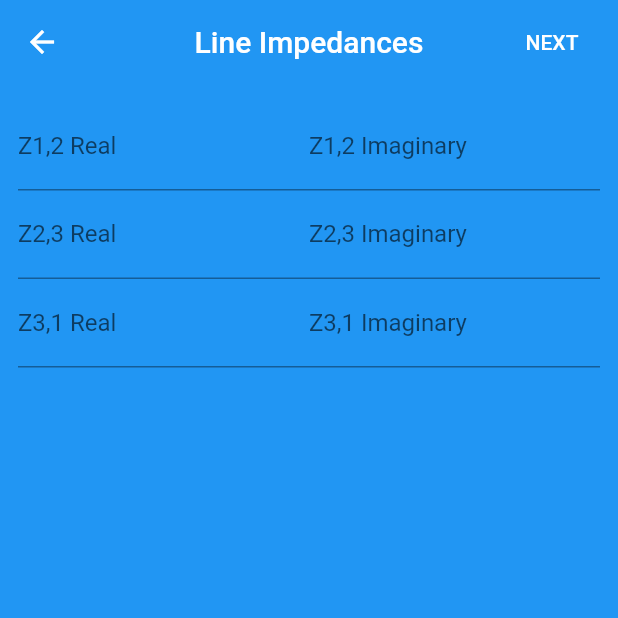
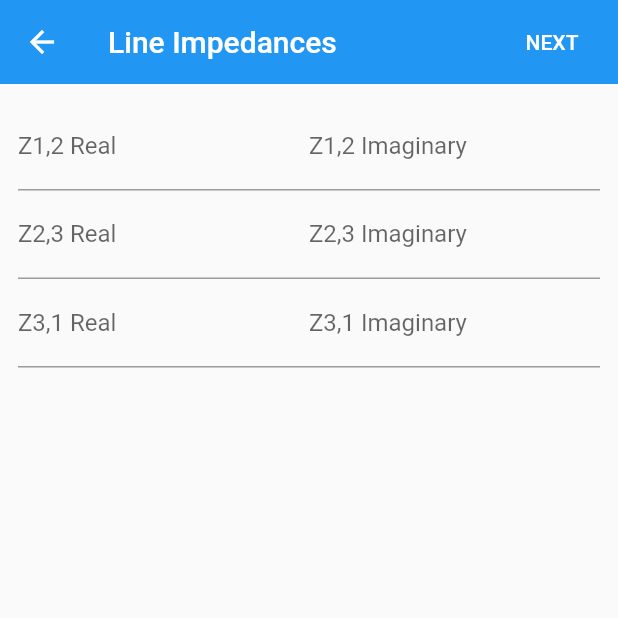
Before and after one commit to KoofNG/Loadflow, a Flutter app: the StepOne screen opened directly, after a tap on "NEXT", on a phone screen of 412 x 824 dp, the top half of it. Run offline on Flutter 3.47's test engine with Material 2 defaults, Android fonts, the phone set to English and light mode, and no system bars.

```diff
--- a/lib/home.dart
+++ b/lib/home.dart
@@ -31,7 +31,7 @@ class HomePage extends StatelessWidget {
               padding: EdgeInsets.all(10.0),
             ),
             Text(
-              "Click to Start",
+              "Click here to get Started",
               style: TextStyle(fontSize: 18.0),
             )
           ],
--- a/lib/step1.dart
+++ b/lib/step1.dart
@@ -4,36 +4,51 @@ import 'step2.dart';
 class StepOne extends StatefulWidget {
   _StepOneState createState() => new _StepOneState();
 }
-
+/* This page is for choosing nummber of buses */
 class _StepOneState extends State<StepOne> {
   double value = 3.0;
   Widget build(BuildContext context) {
     return new Scaffold(
-      appBar: AppBar(backgroundColor: Colors.blue, elevation: 0.0, actions: [
+      appBar: AppBar(
+        backgroundColor: Colors.blue,
+        elevation: 0.0,
+        title: Text(
+          'Number of Bus',
+          style: TextStyle(
+            color: Colors.white,
+          ),
+        ),
+        actions: [
           FlatButton(
               child: Text(
                 "NEXT",
                 style: TextStyle(color: Colors.white),
               ),
               onPressed: () {
-              Navigator.of(context).push(MaterialPageRoute(builder: (context) {
+                print(value);
+                Navigator.of(context).push(
+                  MaterialPageRoute(
+                    builder: (context) {
                       return new StepTwo(
                         busNo: value.floor(),
                       );
-              }));
+                    },
+                  ),
+                );
               })
-      ]),
+        ],
+      ),
       body: new Container(
-        color: Colors.blue,
+        /* color: Colors.blue, */
         child: new Center(
           child: new Column(
-            mainAxisAlignment: MainAxisAlignment.spaceAround,
+            mainAxisAlignment: MainAxisAlignment.center,
             children: [
               Text(
                 "NO OF BUSES",
                 style: TextStyle(
                     fontSize: 16.0,
-                    color: Colors.white,
+                    color: Colors.blue[400],
                     fontWeight: FontWeight.w700),
               ),
               Slider(
@@ -53,13 +68,15 @@ class _StepOneState extends State<StepOne> {
               Container(
                 height: 50.0,
                 width: 50.0,
+                margin: EdgeInsets.only(top: 20.0),
                 color: Colors.amberAccent,
                 child: Center(
                   child: Text(
                     value.floor().toString(),
                     style: TextStyle(fontSize: 24.0),
-                )),
-              )
+                  ),
+                ),
+              ),
             ],
           ),
         ),
--- a/lib/step2.dart
+++ b/lib/step2.dart
@@ -1,69 +1,82 @@
 import 'package:flutter/material.dart';
 import 'step3.dart';
 
-class StepTwo extends StatelessWidget {
+/* This page is for filling in the number of inbox */
+class StepTwo extends StatefulWidget {
+  final busNo;
+
   StepTwo({this.busNo});
-  final int busNo;
+
+  @override
+  _StepTwo createState() => _StepTwo();
+}
+
+class _StepTwo extends State<StepTwo> {
+  Map<String, TextEditingController> textControlRl = {};
+  Map<String, TextEditingController> textControlIm = {};
+
   Widget build(BuildContext context) {
     List<double> impedances = [];
     List<double> impedancesIm = [];
     List<String> impedanceNames = [];
-    for (int i = 1; i < busNo + 1; i++) {
-      if (i == busNo) {
+
+    for (int i = 1; i < widget.busNo + 1; i++) {
+      if (i == widget.busNo) {
         impedanceNames.add('Z' + i.toString() + ',' + (1).toString());
       } else
         impedanceNames.add('Z' + i.toString() + ',' + (i + 1).toString());
-      print(impedanceNames);
+      //print(impedanceNames);
+    }
+
+    for (int i = 1; i < widget.busNo + 1; i++) {
+      textControlRl['Z' + i.toString()] = TextEditingController();
+      textControlIm['Z' + i.toString()] = TextEditingController();
     }
 
     void valid() {
+      for (int i = 1; i < widget.busNo + 1; i++) {
+        double _rl = double.parse(textControlRl['Z' + i.toString()].text);
+        double _im = double.parse(textControlIm['Z' + i.toString()].text);
+        impedances.add(_rl);
+        impedancesIm.add(_im);
+      }
+
       Navigator.of(context).push(
         MaterialPageRoute(builder: (context) {
-            return new StepThree(
-              busNo: 4,
-              real: [2.1,0.5,1.1,3.3],
-              im: [0.1,0.4,0.5,2.0],
+          return StepThree(
+            busNo: widget.busNo,
+            real: impedances,
+            im: impedancesIm,
+            impedanceNames: impedanceNames,
           );
         }),
       );
-      // if (impedances.length == busNo && impedancesIm.length == busNo) {
-      //   print("Hello");
-      //   Navigator.of(context).push(
-      //     MaterialPageRoute(builder: (context) {
-      //       return new StepThree(
-      //         busNo: busNo,
-      //         real: impedances,
-      //         im: impedancesIm,
-      //       );
-      //     }),
-      //   );
-      // } else {
-      //   print(impedances.length);
-      //   print(impedancesIm.length);
-      // }
     }
 
     return Scaffold(
       appBar: AppBar(
         backgroundColor: Colors.blue,
         elevation: 0.0,
-        centerTitle: true,
-        title: Text("Line Impedances", style: TextStyle(color:Colors.white),),
+        //centerTitle: true,
+        title: Text(
+          "Line Impedances",
+          style: TextStyle(color: Colors.white),
+        ),
         actions: [
           FlatButton(
               child: Text(
                 "NEXT",
                 style: TextStyle(color: Colors.white),
               ),
-              onPressed: valid)
+              onPressed: valid),
         ],
       ),
       body: Container(
         padding: EdgeInsets.all(12.0),
-        color: Colors.blue,
+        //color: Colors.blue,
         child: new Center(
           child: new ListView.builder(
-          itemCount: busNo,
+            itemCount: widget.busNo,
             itemBuilder: (context, index) {
               return Container(
                 constraints: BoxConstraints(maxWidth: 250.0),
@@ -73,32 +86,26 @@ class StepTwo extends StatelessWidget {
                   children: [
                     Expanded(
                       child: TextField(
+                        controller: textControlRl['Z' + (index + 1).toString()],
                         keyboardType: TextInputType.numberWithOptions(),
-                          onChanged: (val) {
-                            double _val = double.parse(val);
-                            impedances.insert(index, _val);
-
-                            print(impedances);
-                          },
                         decoration: InputDecoration(
                             labelText: impedanceNames[index] + " Real"),
                       ),
                     ),
                     Expanded(
                       child: TextField(
+                        controller: textControlIm['Z' + (index + 1).toString()],
                         keyboardType: TextInputType.numberWithOptions(),
-                        onChanged: (val) {
-                          double _val = double.parse(val);
-                          impedancesIm.insert(index, _val);
-
-                          print(impedancesIm);
-                        },
                         decoration: InputDecoration(
                             labelText: impedanceNames[index] + " Imaginary"),
-                      ))
-                    ]));
+                      ),
+                    )
+                  ],
+                ),
+              );
             },
-        )),
+          ),
+        ),
       ),
     );
   }
```
Also changed, not shown: lib/step3.dart (+45 -16 lines), pubspec.lock. Lines whose indentation alone changed are shown as unchanged.
